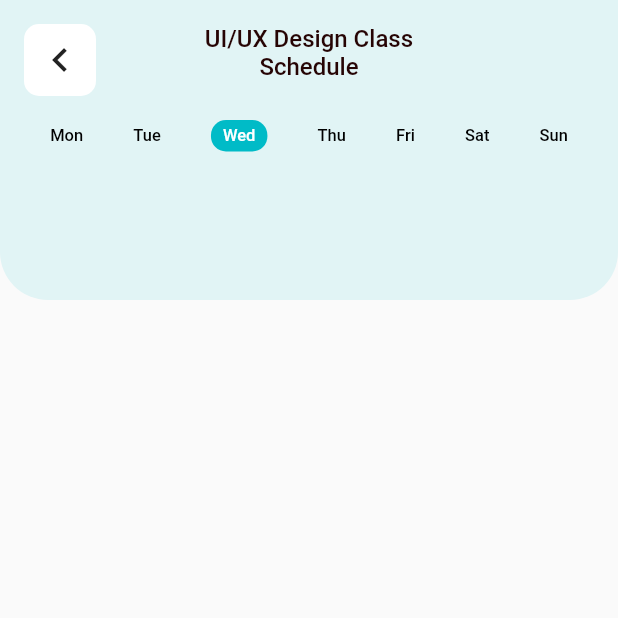
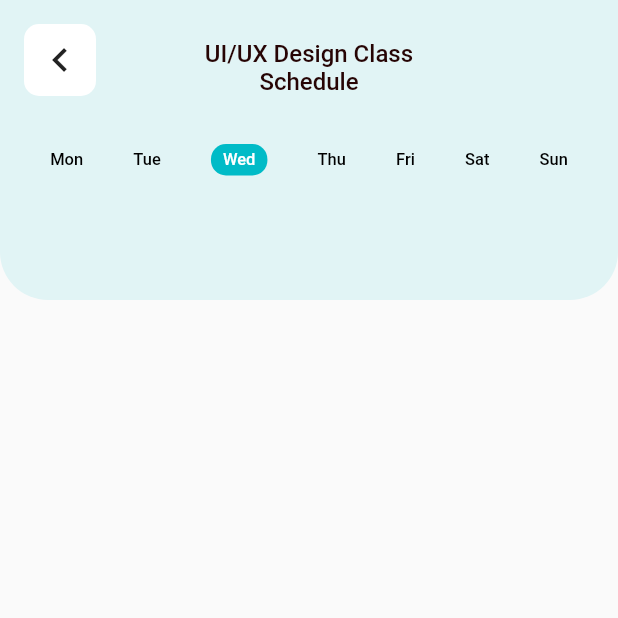
Before and after one commit to romofel/flutter-ui_practice-online_school, a Flutter app: the ScheduleScreen screen opened directly, on a phone screen of 412 x 824 dp, the top half of it. Run offline on Flutter 3.47's test engine with Material 2 defaults, Android fonts, the phone set to English and light mode, and no system bars; our stand-ins replace google_fonts.

Commit message:
Align the header to the bottom

```diff
--- a/lib/screens/schedule_screen.dart
+++ b/lib/screens/schedule_screen.dart
@@ -23,6 +23,7 @@ class ScheduleScreen extends StatelessWidget {
                   Padding(
                     padding: const EdgeInsets.all(16.0),
                     child: Stack(
+                      alignment: AlignmentDirectional.bottomStart,
                       children: [
                         Container(
                           decoration: BoxDecoration(
@@ -30,7 +31,7 @@ class ScheduleScreen extends StatelessWidget {
                             borderRadius: BorderRadius.circular(10),
                           ),
                           child: IconButton(
-                            icon: Icon(Icons.chevron_left, size: 32),
+                            icon: const Icon(Icons.chevron_left, size: 32),
                             onPressed: () => Navigator.of(context).pop(),
                           ),
                         ),
@@ -60,6 +61,7 @@ class ScheduleScreen extends StatelessWidget {
                       ],
                     ),
                   ),
+                  const SizedBox(height: 16),
                   _buildWeekdays(),
                 ],
               ),
```
